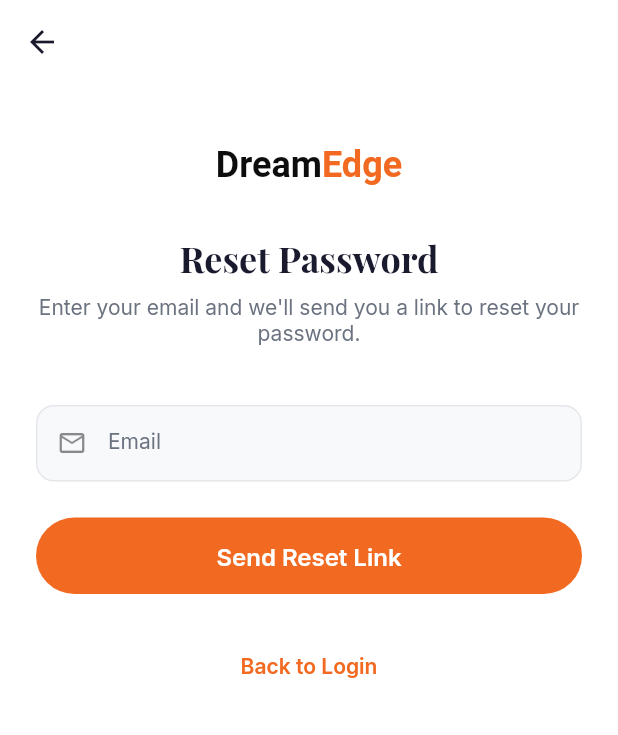
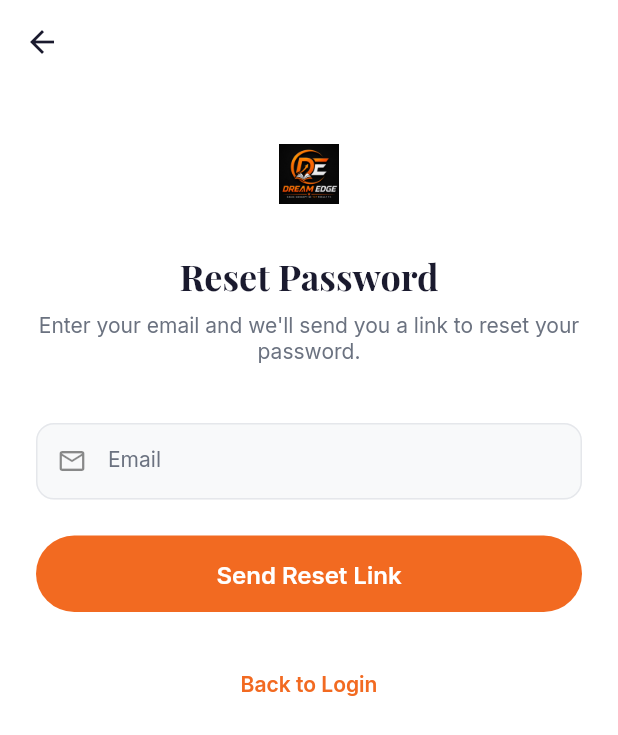
Before and after one commit to shubhranshu-248/dreamedge, a Flutter app: the ForgotPasswordScreen screen opened by its route, on a phone screen of 412 x 824 dp. Shown: the top 735 px of the screen. Run offline on Flutter 3.47's test engine with Material 3 defaults, Android fonts, the phone set to English and light mode, and no system bars; our stand-ins replace cached_network_image, chewie, firebase_core, firebase_messaging, flutter_local_notifications, flutter_riverpod and 6 more; missing offline and left inert: razorpay_flutter; accounts and stored records are empty.

Commit message:
feat: apply official Dream Edge logo across app, website, and admin panel
Replace all text-based logo placeholders with the actual brand logo image.
Updated navbar, footer, hero section, admin sidebar, admin login, and
Flutter AppLogo widget to render the logo consistently.

Co-Authored-By: Claude Opus 4.6 <noreply@anthropic.com>

```diff
--- a/mobile/lib/shared/widgets/app_logo.dart
+++ b/mobile/lib/shared/widgets/app_logo.dart
@@ -1,7 +1,4 @@
 import 'package:flutter/material.dart';
-import 'package:google_fonts/google_fonts.dart';
-
-import '../theme/colors.dart';
 
 enum LogoSize { small, medium, large }
 
@@ -10,36 +7,23 @@ class AppLogo extends StatelessWidget {
 
   const AppLogo({super.key, this.size = LogoSize.medium});
 
-  double get _fontSize {
+  double get _height {
     switch (size) {
       case LogoSize.small:
-        return 24;
+        return 40;
       case LogoSize.medium:
-        return 32;
+        return 64;
       case LogoSize.large:
-        return 44;
+        return 96;
     }
   }
 
   @override
   Widget build(BuildContext context) {
-    return RichText(
-      text: TextSpan(
-        style: GoogleFonts.playfairDisplay(
-          fontSize: _fontSize,
-          fontWeight: FontWeight.w700,
-        ),
-        children: const [
-          TextSpan(
-            text: 'Dream',
-            style: TextStyle(color: AppColors.black),
-          ),
-          TextSpan(
-            text: 'Edge',
-            style: TextStyle(color: AppColors.orange),
-          ),
-        ],
-      ),
+    return Image.asset(
+      'assets/images/logo.jpg',
+      height: _height,
+      fit: BoxFit.contain,
     );
   }
 }
--- a/mobile/pubspec.yaml
+++ b/mobile/pubspec.yaml
@@ -68,3 +68,5 @@ dependency_overrides:
 
 flutter:
   uses-material-design: true
+  assets:
+    - assets/images/
```
Also changed, not shown: mobile/assets/images/logo.jpg (added), 6 other files.
